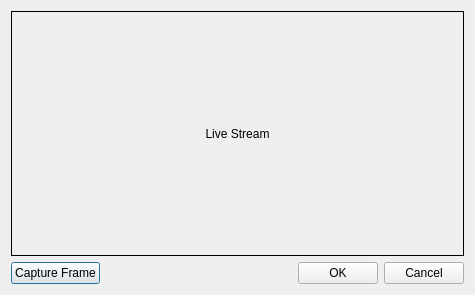
Old version of the form qadditem.ui in the repository Mike335207/qtsizeanalyzer.
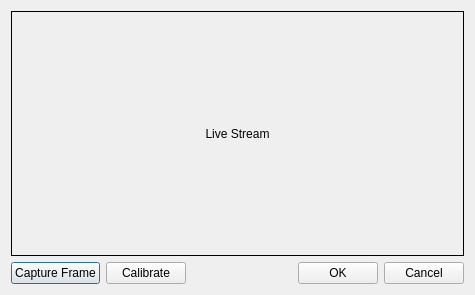
New version of the form. Custom widgets are drawn as their Qt base class.

Commit message: --square detection appended

The edit to the form file:
```diff
--- a/qadditem.ui
+++ b/qadditem.ui
@@ -45,6 +45,13 @@
        </property>
       </widget>
      </item>
+     <item>
+      <widget class="QPushButton" name="pb_calibrate">
+       <property name="text">
+        <string>Calibrate</string>
+       </property>
+      </widget>
+     </item>
      <item>
       <spacer name="horizontalSpacer">
        <property name="orientation">
```
The commit also changes 2 other files.
